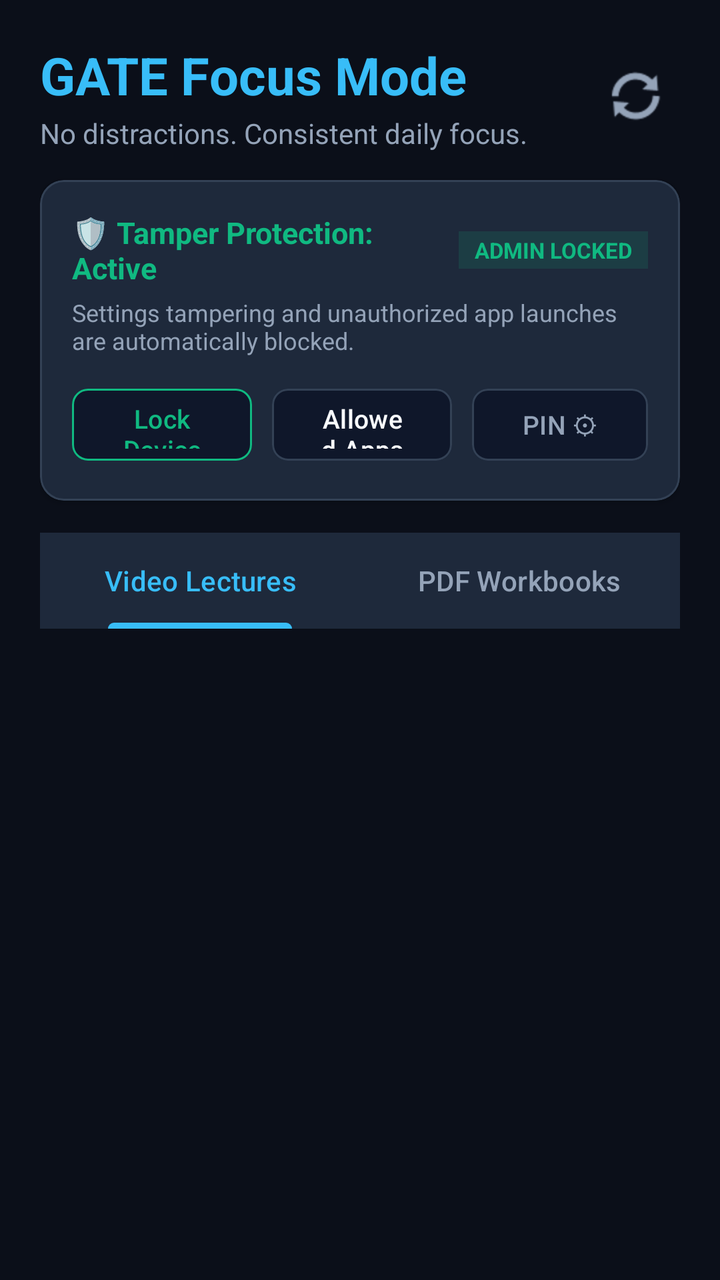
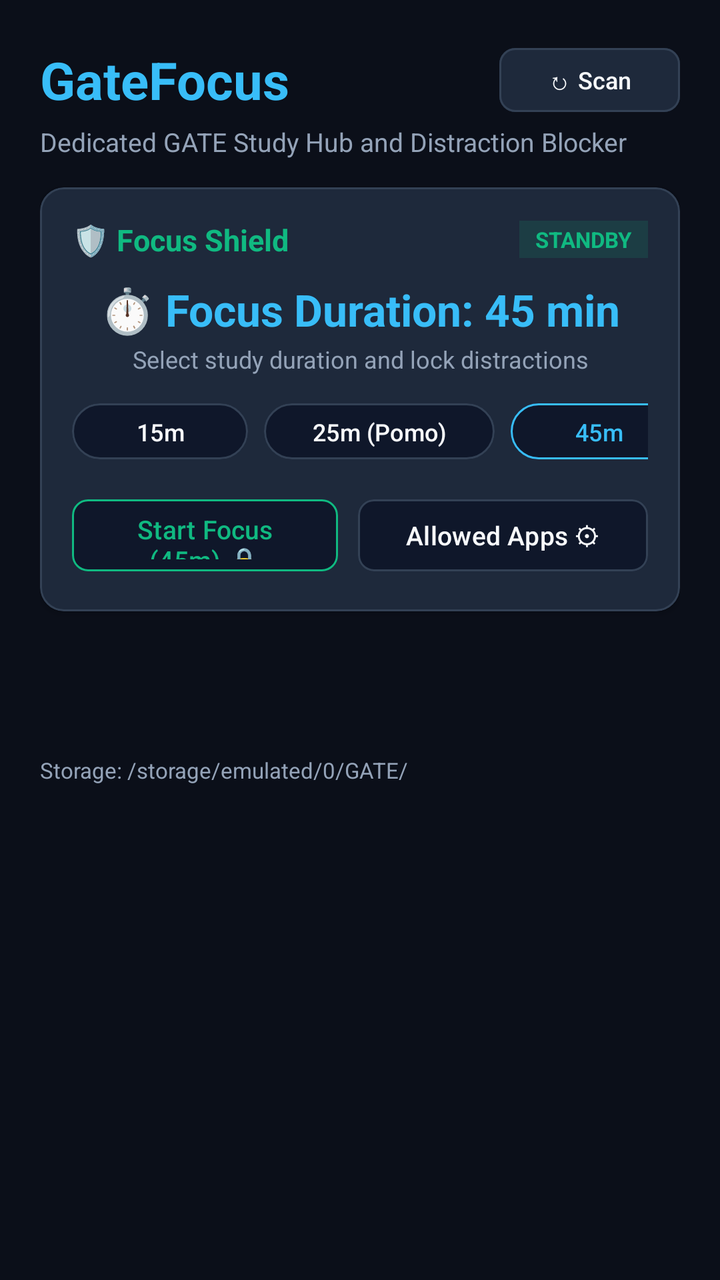

The first picture is an Android layout as it rendered before a commit; the second is the same layout after the commit. The layout source and the unified diff follow.
<!-- AndroidManifest.xml: activity theme Theme.GateFocus.Launcher -->
<!-- res/layout/activity_main.xml -->
<?xml version="1.0" encoding="utf-8"?>
<LinearLayout xmlns:android="http://schemas.android.com/apk/res/android"
    xmlns:app="http://schemas.android.com/apk/res-auto"
    android:layout_width="match_parent"
    android:layout_height="match_parent"
    android:background="@color/background"
    android:orientation="vertical"
    android:padding="20dp">

    
    <LinearLayout
        android:layout_width="match_parent"
        android:layout_height="wrap_content"
        android:gravity="center_vertical"
        android:orientation="horizontal">

        <LinearLayout
            android:layout_width="0dp"
            android:layout_height="wrap_content"
            android:layout_weight="1"
            android:orientation="vertical">

            <TextView
                android:layout_width="wrap_content"
                android:layout_height="wrap_content"
                android:text="GATE Focus Mode"
                android:textColor="@color/accent"
                android:textSize="26sp"
                android:textStyle="bold" />

            <TextView
                android:id="@+id/tvExamCountdown"
                android:layout_width="wrap_content"
                android:layout_height="wrap_content"
                android:layout_marginTop="2dp"
                android:text="No distractions. Consistent daily focus."
                android:textColor="@color/text_secondary"
                android:textSize="14sp" />
        </LinearLayout>

        <ImageButton
            android:id="@+id/btnRefresh"
            android:layout_width="44dp"
            android:layout_height="44dp"
            android:background="?attr/selectableItemBackgroundBorderless"
            android:src="@android:drawable/ic_popup_sync"
            app:tint="@color/text_secondary" />
    </LinearLayout>

    
    <com.google.android.material.card.MaterialCardView
        android:layout_width="match_parent"
        android:layout_height="wrap_content"
        android:layout_marginTop="14dp"
        android:backgroundTint="@color/card_bg"
        app:cardCornerRadius="12dp"
        app:cardElevation="2dp"
        app:strokeColor="@color/card_border"
        app:strokeWidth="1dp">

        <LinearLayout
            android:layout_width="match_parent"
            android:layout_height="wrap_content"
            android:orientation="vertical"
            android:padding="16dp">

            <LinearLayout
                android:layout_width="match_parent"
                android:layout_height="wrap_content"
                android:gravity="center_vertical"
                android:orientation="horizontal">

                <TextView
                    android:id="@+id/tvProtectionStatus"
                    android:layout_width="0dp"
                    android:layout_height="wrap_content"
                    android:layout_weight="1"
                    android:text="🛡️ Tamper Protection: Active"
                    android:textColor="@color/accent_green"
                    android:textSize="15sp"
                    android:textStyle="bold" />

                <TextView
                    android:id="@+id/tvAdminBadge"
                    android:layout_width="wrap_content"
                    android:layout_height="wrap_content"
                    android:background="#2210B981"
                    android:paddingHorizontal="8dp"
                    android:paddingVertical="2dp"
                    android:text="ADMIN LOCKED"
                    android:textColor="@color/accent_green"
                    android:textSize="11sp"
                    android:textStyle="bold" />
            </LinearLayout>

            <TextView
                android:layout_width="match_parent"
                android:layout_height="wrap_content"
                android:layout_marginTop="4dp"
                android:text="Settings tampering and unauthorized app launches are automatically blocked."
                android:textColor="@color/text_secondary"
                android:textSize="12sp" />

            
            <LinearLayout
                android:layout_width="match_parent"
                android:layout_height="wrap_content"
                android:layout_marginTop="12dp"
                android:gravity="center_vertical"
                android:orientation="horizontal">

                <com.google.android.material.button.MaterialButton
                    android:id="@+id/btnKioskToggle"
                    android:layout_width="0dp"
                    android:layout_height="44dp"
                    android:layout_weight="1"
                    android:backgroundTint="@color/primary_dark"
                    android:text="Lock Device"
                    android:textColor="@color/accent_green"
                    android:textSize="13sp"
                    app:cornerRadius="8dp"
                    app:strokeColor="@color/accent_green"
                    app:strokeWidth="1dp" />

                <com.google.android.material.button.MaterialButton
                    android:id="@+id/btnAllowedApps"
                    android:layout_width="0dp"
                    android:layout_height="44dp"
                    android:layout_marginStart="10dp"
                    android:layout_weight="1"
                    android:backgroundTint="@color/primary_dark"
                    android:text="Allowed Apps"
                    android:textColor="@color/text_primary"
                    android:textSize="13sp"
                    app:cornerRadius="8dp"
                    app:strokeColor="@color/card_border"
                    app:strokeWidth="1dp" />

                <com.google.android.material.button.MaterialButton
                    android:id="@+id/btnChangePin"
                    android:layout_width="wrap_content"
                    android:layout_height="44dp"
                    android:layout_marginStart="10dp"
                    android:backgroundTint="@color/primary_dark"
                    android:text="PIN ⚙"
                    android:textColor="@color/text_secondary"
                    android:textSize="13sp"
                    app:cornerRadius="8dp"
                    app:strokeColor="@color/card_border"
                    app:strokeWidth="1dp" />
            </LinearLayout>
        </LinearLayout>
    </com.google.android.material.card.MaterialCardView>

    
    <com.google.android.material.tabs.TabLayout
        android:id="@+id/tabLayout"
        android:layout_width="match_parent"
        android:layout_height="wrap_content"
        android:layout_marginTop="16dp"
        android:background="@color/card_bg"
        app:tabIndicatorColor="@color/accent"
        app:tabSelectedTextColor="@color/accent"
        app:tabTextColor="@color/text_secondary">

        <com.google.android.material.tabs.TabItem
            android:layout_width="wrap_content"
            android:layout_height="wrap_content"
            android:text="Video Lectures" />

        <com.google.android.material.tabs.TabItem
            android:layout_width="wrap_content"
            android:layout_height="wrap_content"
            android:text="PDF Workbooks" />
    </com.google.android.material.tabs.TabLayout>

    
    <FrameLayout
        android:layout_width="match_parent"
        android:layout_height="0dp"
        android:layout_marginTop="12dp"
        android:layout_weight="1">

        
        <androidx.recyclerview.widget.RecyclerView
            android:id="@+id/rvVideos"
            android:layout_width="match_parent"
            android:layout_height="match_parent" />

        
        <androidx.recyclerview.widget.RecyclerView
            android:id="@+id/rvPdfs"
            android:layout_width="match_parent"
            android:layout_height="match_parent"
            android:visibility="gone" />

        
        <TextView
            android:id="@+id/tvEmptyState"
            android:layout_width="wrap_content"
            android:layout_height="wrap_content"
            android:layout_gravity="center"
            android:gravity="center"
            android:text="No study files detected.\nPlace downloaded videos or PDFs into\nInternal Storage/GATE/ or /Download/ on tablet."
            android:textColor="@color/text_secondary"
            android:textSize="16sp"
            android:visibility="gone" />
    </FrameLayout>

</LinearLayout>
<!-- resources referenced by this layout -->
<resources>
  <color name="accent">#38BDF8</color>
  <color name="accent_green">#10B981</color>
  <color name="background">#0B0F19</color>
  <color name="card_bg">#1E293B</color>
  <color name="card_border">#334155</color>
  <color name="primary_dark">#0F172A</color>
  <color name="text_primary">#F8FAFC</color>
  <color name="text_secondary">#94A3B8</color>
  <style name="Theme.GateFocus.Launcher" parent="Theme.GateFocus">
          <item name="android:windowFullscreen">false</item>
      </style>
  <style name="Theme.GateFocus" parent="Theme.Material3.Dark.NoActionBar">
          <item name="android:statusBarColor">@color/background</item>
          <item name="android:windowBackground">@color/background</item>
          <item name="colorPrimary">@color/accent</item>
      </style>
</resources>

<!-- the commit's change to res/layout/activity_main.xml (unified diff, before → after) -->
@@ -14,38 +14,35 @@
         android:gravity="center_vertical"
         android:orientation="horizontal">
 
-        <LinearLayout
+        <TextView
             android:layout_width="0dp"
             android:layout_height="wrap_content"
             android:layout_weight="1"
-            android:orientation="vertical">
-
-            <TextView
-                android:layout_width="wrap_content"
-                android:layout_height="wrap_content"
-                android:text="GATE Focus Mode"
-                android:textColor="@color/accent"
-                android:textSize="26sp"
-                android:textStyle="bold" />
-
-            <TextView
-                android:id="@+id/tvExamCountdown"
-                android:layout_width="wrap_content"
-                android:layout_height="wrap_content"
-                android:layout_marginTop="2dp"
-                android:text="No distractions. Consistent daily focus."
-                android:textColor="@color/text_secondary"
-                android:textSize="14sp" />
-        </LinearLayout>
-
-        <ImageButton
+            android:text="GateFocus"
+            android:textColor="@color/accent"
+            android:textSize="26sp"
+            android:textStyle="bold" />
+
+        <com.google.android.material.button.MaterialButton
             android:id="@+id/btnRefresh"
-            android:layout_width="44dp"
-            android:layout_height="44dp"
-            android:background="?attr/selectableItemBackgroundBorderless"
-            android:src="@android:drawable/ic_popup_sync"
-            app:tint="@color/text_secondary" />
+            android:layout_width="wrap_content"
+            android:layout_height="40dp"
+            android:backgroundTint="@color/card_bg"
+            android:text="↻ Scan"
+            android:textColor="@color/text_primary"
+            android:textSize="12sp"
+            app:cornerRadius="8dp"
+            app:strokeColor="@color/card_border"
+            app:strokeWidth="1dp" />
     </LinearLayout>
+
+    <TextView
+        android:layout_width="wrap_content"
+        android:layout_height="wrap_content"
+        android:layout_marginTop="2dp"
+        android:text="Dedicated GATE Study Hub and Distraction Blocker"
+        android:textColor="@color/text_secondary"
+        android:textSize="13sp" />
 
     
     <com.google.android.material.card.MaterialCardView
@@ -64,6 +61,7 @@
             android:orientation="vertical"
             android:padding="16dp">
 
+            
             <LinearLayout
                 android:layout_width="match_parent"
                 android:layout_height="wrap_content"
@@ -75,7 +73,7 @@
                     android:layout_width="0dp"
                     android:layout_height="wrap_content"
                     android:layout_weight="1"
-                    android:text="🛡️ Tamper Protection: Active"
+                    android:text="🛡️ Focus Shield"
                     android:textColor="@color/accent_green"
                     android:textSize="15sp"
                     android:textStyle="bold" />
@@ -87,19 +85,126 @@
                     android:background="#2210B981"
                     android:paddingHorizontal="8dp"
                     android:paddingVertical="2dp"
-                    android:text="ADMIN LOCKED"
+                    android:text="STANDBY"
                     android:textColor="@color/accent_green"
                     android:textSize="11sp"
                     android:textStyle="bold" />
             </LinearLayout>
 
-            <TextView
-                android:layout_width="match_parent"
-                android:layout_height="wrap_content"
-                android:layout_marginTop="4dp"
-                android:text="Settings tampering and unauthorized app launches are automatically blocked."
+            
+            <TextView
+                android:id="@+id/tvTimerDisplay"
+                android:layout_width="match_parent"
+                android:layout_height="wrap_content"
+                android:layout_marginTop="10dp"
+                android:gravity="center"
+                android:text="⏱️ Focus Duration: 45 min"
+                android:textColor="@color/accent"
+                android:textSize="22sp"
+                android:textStyle="bold" />
+
+            <TextView
+                android:id="@+id/tvTimerSubtext"
+                android:layout_width="match_parent"
+                android:layout_height="wrap_content"
+                android:layout_marginTop="2dp"
+                android:gravity="center"
+                android:text="Select study duration and lock distractions"
                 android:textColor="@color/text_secondary"
                 android:textSize="12sp" />
+
+            
+            <HorizontalScrollView
+                android:id="@+id/scrollDurationPresets"
+                android:layout_width="match_parent"
+                android:layout_height="wrap_content"
+                android:layout_marginTop="10dp"
+                android:scrollbars="none">
+
+                <LinearLayout
+                    android:id="@+id/layoutDurationChips"
+                    android:layout_width="wrap_content"
+                    android:layout_height="wrap_content"
+                    android:orientation="horizontal">
+
+                    <com.google.android.material.button.MaterialButton
+                        android:id="@+id/btnDuration15"
+                        android:layout_width="wrap_content"
+                        android:layout_height="36dp"
+                        android:backgroundTint="@color/primary_dark"
+                        android:text="15m"
+                        android:textColor="@color/text_primary"
+                        android:textSize="12sp"
+                        app:cornerRadius="18dp"
+                        app:strokeColor="@color/card_border"
+                        app:strokeWidth="1dp" />
+
+                    <com.google.android.material.button.MaterialButton
+                        android:id="@+id/btnDuration25"
+                        android:layout_width="wrap_content"
+                        android:layout_height="36dp"
+                        android:layout_marginStart="8dp"
+                        android:backgroundTint="@color/primary_dark"
+                        android:text="25m (Pomo)"
+                        android:textColor="@color/text_primary"
+                        android:textSize="12sp"
+                        app:cornerRadius="18dp"
+                        app:strokeColor="@color/card_border"
+                        app:strokeWidth="1dp" />
+
+                    <com.google.android.material.button.MaterialButton
+                        android:id="@+id/btnDuration45"
+                        android:layout_width="wrap_content"
+                        android:layout_height="36dp"
+                        android:layout_marginStart="8dp"
+                        android:backgroundTint="@color/primary_dark"
+                        android:text="45m"
+                        android:textColor="@color/accent"
+                        android:textSize="12sp"
+                        app:cornerRadius="18dp"
+                        app:strokeColor="@color/accent"
+                        app:strokeWidth="1dp" />
+
+                    <com.google.android.material.button.MaterialButton
+                        android:id="@+id/btnDuration60"
+                        android:layout_width="wrap_content"
+                        android:layout_height="36dp"
+                        android:layout_marginStart="8dp"
+                        android:backgroundTint="@color/primary_dark"
+                        android:text="60m (1h)"
+                        android:textColor="@color/text_primary"
+                        android:textSize="12sp"
+                        app:cornerRadius="18dp"
+                        app:strokeColor="@color/card_border"
+                        app:strokeWidth="1dp" />
+
+                    <com.google.android.material.button.MaterialButton
+                        android:id="@+id/btnDuration90"
+                        android:layout_width="wrap_content"
+                        android:layout_height="36dp"
+                        android:layout_marginStart="8dp"
+                        android:backgroundTint="@color/primary_dark"
+                        android:text="90m"
+                        android:textColor="@color/text_primary"
+                        android:textSize="12sp"
+                        app:cornerRadius="18dp"
+                        app:strokeColor="@color/card_border"
+                        app:strokeWidth="1dp" />
+
+                    <com.google.android.material.button.MaterialButton
+                        android:id="@+id/btnDuration120"
+                        android:layout_width="wrap_content"
+                        android:layout_height="36dp"
+                        android:layout_marginStart="8dp"
+                        android:backgroundTint="@color/primary_dark"
+                        android:text="120m (2h)"
+                        android:textColor="@color/text_primary"
+                        android:textSize="12sp"
+                        app:cornerRadius="18dp"
+                        app:strokeColor="@color/card_border"
+                        app:strokeWidth="1dp" />
+                </LinearLayout>
+            </HorizontalScrollView>
 
             
             <LinearLayout
@@ -115,7 +220,7 @@
                     android:layout_height="44dp"
                     android:layout_weight="1"
                     android:backgroundTint="@color/primary_dark"
-                    android:text="Lock Device"
+                    android:text="Start Focus (45m) 🔒"
                     android:textColor="@color/accent_green"
                     android:textSize="13sp"
                     app:cornerRadius="8dp"
@@ -124,26 +229,12 @@
 
                 <com.google.android.material.button.MaterialButton
                     android:id="@+id/btnAllowedApps"
-                    android:layout_width="0dp"
-                    android:layout_height="44dp"
-                    android:layout_marginStart="10dp"
-                    android:layout_weight="1"
-                    android:backgroundTint="@color/primary_dark"
-                    android:text="Allowed Apps"
-                    android:textColor="@color/text_primary"
-                    android:textSize="13sp"
-                    app:cornerRadius="8dp"
-                    app:strokeColor="@color/card_border"
-                    app:strokeWidth="1dp" />
-
-                <com.google.android.material.button.MaterialButton
-                    android:id="@+id/btnChangePin"
                     android:layout_width="wrap_content"
                     android:layout_height="44dp"
                     android:layout_marginStart="10dp"
                     android:backgroundTint="@color/primary_dark"
-                    android:text="PIN ⚙"
-                    android:textColor="@color/text_secondary"
+                    android:text="Allowed Apps ⚙"
+                    android:textColor="@color/text_primary"
                     android:textSize="13sp"
                     app:cornerRadius="8dp"
                     app:strokeColor="@color/card_border"
@@ -158,53 +249,78 @@
         android:layout_width="match_parent"
         android:layout_height="wrap_content"
         android:layout_marginTop="16dp"
-        android:background="@color/card_bg"
+        android:background="@color/background"
         app:tabIndicatorColor="@color/accent"
         app:tabSelectedTextColor="@color/accent"
-        app:tabTextColor="@color/text_secondary">
-
-        <com.google.android.material.tabs.TabItem
-            android:layout_width="wrap_content"
-            android:layout_height="wrap_content"
-            android:text="Video Lectures" />
-
-        <com.google.android.material.tabs.TabItem
-            android:layout_width="wrap_content"
-            android:layout_height="wrap_content"
-            android:text="PDF Workbooks" />
-    </com.google.android.material.tabs.TabLayout>
+        app:tabTextColor="@color/text_secondary" />
+
+    
+    <TextView
+        android:id="@+id/tvStoragePath"
+        android:layout_width="match_parent"
+        android:layout_height="wrap_content"
+        android:layout_marginTop="8dp"
+        android:text="Storage: /storage/emulated/0/GATE/"
+        android:textColor="@color/text_secondary"
+        android:textSize="11sp" />
 
     
     <FrameLayout
         android:layout_width="match_parent"
         android:layout_height="0dp"
-        android:layout_marginTop="12dp"
+        android:layout_marginTop="8dp"
         android:layout_weight="1">
+
+        
+        <LinearLayout
+            android:id="@+id/layoutEmptyState"
+            android:layout_width="match_parent"
+            android:layout_height="match_parent"
+            android:gravity="center"
+            android:orientation="vertical"
+            android:visibility="gone">
+
+            <TextView
+                android:layout_width="wrap_content"
+                android:layout_height="wrap_content"
+                android:text="📂"
+                android:textSize="48sp" />
+
+            <TextView
+                android:id="@+id/tvEmptyMessage"
+                android:layout_width="wrap_content"
+                android:layout_height="wrap_content"
+                android:layout_marginTop="12dp"
+                android:text="No study materials found"
+                android:textColor="@color/text_secondary"
+                android:textSize="15sp" />
+
+            <TextView
+                android:layout_width="wrap_content"
+                android:layout_height="wrap_content"
+                android:layout_marginTop="4dp"
+                android:text="Copy downloaded GATE videos/workbooks to GATE/ folder"
+                android:textColor="@color/text_secondary"
+                android:textSize="12sp" />
+        </LinearLayout>
 
         
         <androidx.recyclerview.widget.RecyclerView
             android:id="@+id/rvVideos"
             android:layout_width="match_parent"
-            android:layout_height="match_parent" />
+            android:layout_height="match_parent"
+            android:clipToPadding="false"
+            android:paddingBottom="16dp" />
 
         
         <androidx.recyclerview.widget.RecyclerView
             android:id="@+id/rvPdfs"
             android:layout_width="match_parent"
             android:layout_height="match_parent"
+            android:clipToPadding="false"
+            android:paddingBottom="16dp"
             android:visibility="gone" />
 
-        
-        <TextView
-            android:id="@+id/tvEmptyState"
-            android:layout_width="wrap_content"
-            android:layout_height="wrap_content"
-            android:layout_gravity="center"
-            android:gravity="center"
-            android:text="No study files detected.\nPlace downloaded videos or PDFs into\nInternal Storage/GATE/ or /Download/ on tablet."
-            android:textColor="@color/text_secondary"
-            android:textSize="16sp"
-            android:visibility="gone" />
     </FrameLayout>
 
 </LinearLayout>
